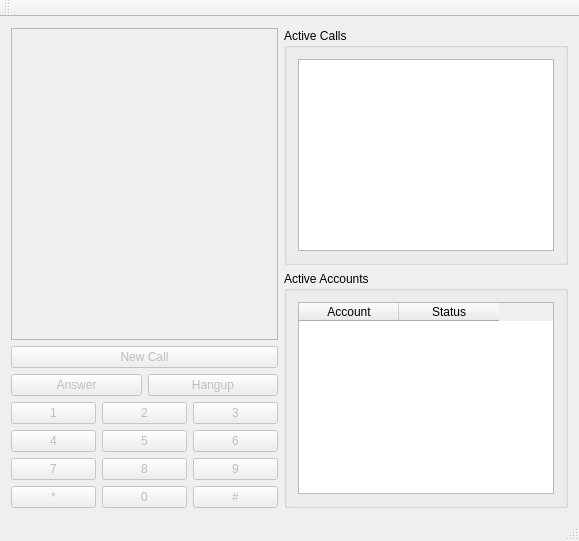
freeswitch/freeswitch-contrib, file jmesquita/FSPhone/mainwindow.ui: the form before one commit.
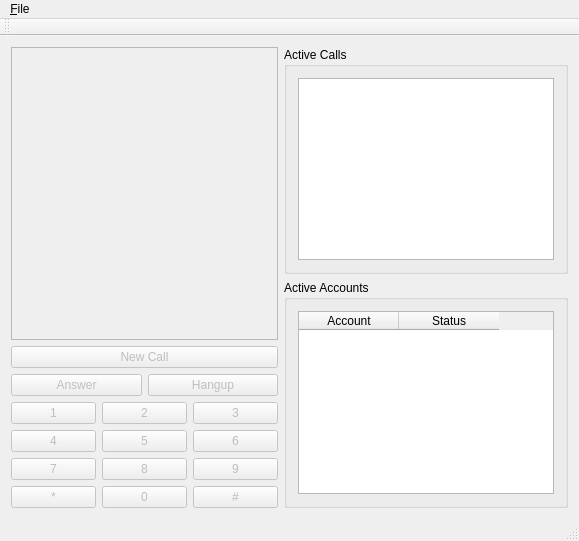
The form after the commit.

```diff
--- a/jmesquita/FSPhone/mainwindow.ui
+++ b/jmesquita/FSPhone/mainwindow.ui
@@ -271,9 +271,18 @@
      <x>0</x>
      <y>0</y>
      <width>579</width>
-     <height>22</height>
+     <height>24</height>
     </rect>
    </property>
+   <widget class="QMenu" name="menu_File">
+    <property name="title">
+     <string>&amp;File</string>
+    </property>
+    <addaction name="action_Preferences"/>
+    <addaction name="separator"/>
+    <addaction name="action_Exit"/>
+   </widget>
+   <addaction name="menu_File"/>
   </widget>
   <widget class="QToolBar" name="mainToolBar">
    <attribute name="toolBarArea">
```
Left out of the diff: 10 changed lines with no effect on the pictures.
